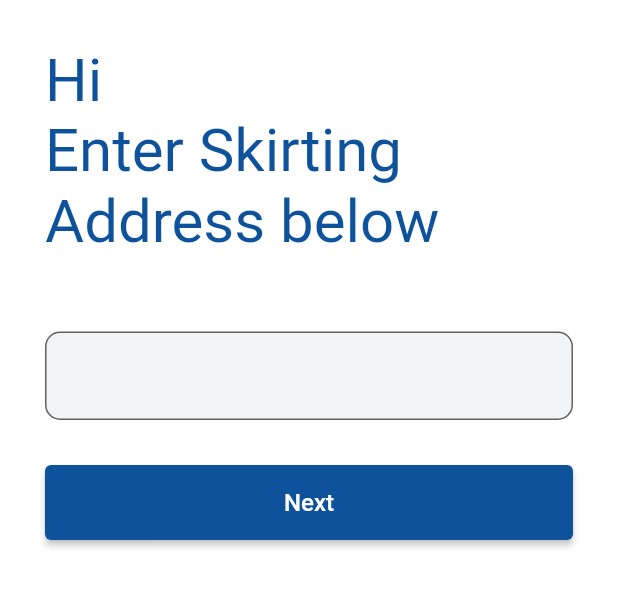
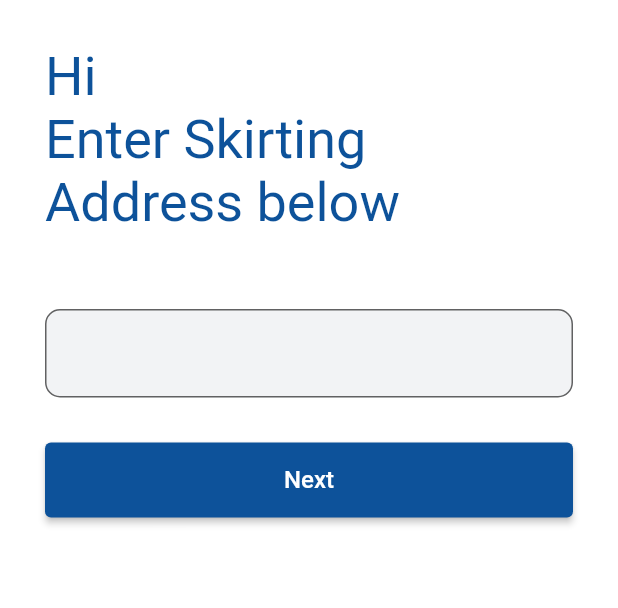
Before and after one commit to teerathk/Longo, a Flutter app: the HomeSite screen opened directly, after a tap on the "menu" icon, after a tap on "Skirting", on a phone screen of 412 x 824 dp, the part 84-692 px from its top. Run offline on Flutter 3.47's test engine with Material 2 defaults, Android fonts, the phone set to English and light mode, and no system bars; our stand-ins replace fluttertoast, image_picker, shared_preferences; accounts and stored records are empty; network calls fail.

Commit message:
fixes for screen back
screens bacm issue

```diff
--- a/lib/pages/homesite.dart
+++ b/lib/pages/homesite.dart
@@ -3,6 +3,7 @@ import 'package:fluttertoast/fluttertoast.dart';
 import 'package:longo/pages/homechecklist.dart';
 import 'dart:convert';
 import 'package:http/http.dart' as http;
+import 'package:longo/pages/skirtingsite.dart';
 import 'package:shared_preferences/shared_preferences.dart';
 
 import 'Drawer.dart';
@@ -15,6 +16,22 @@ class HomeSite extends StatefulWidget {
 }
 
 class HomeSitePage extends State<HomeSite> {
+
+  String name="";
+  String email="";
+  initSession() async {
+    SharedPreferences prefs = await SharedPreferences.getInstance();
+    if (prefs.getBool("Login") == true) {
+      // FullName = prefs.getString("Name").toString();
+
+      setState(() {
+        // _isLoading = false;
+        name = prefs.getString("Name").toString();
+        email = prefs.getString("Email").toString();
+      });
+    }
+
+  }
   final Future<SharedPreferences> _prefs = SharedPreferences.getInstance();
   final GlobalKey<ScaffoldState> _scaffoldKey = new GlobalKey<ScaffoldState>();
 
@@ -28,6 +45,7 @@ class HomeSitePage extends State<HomeSite> {
     });
 
     checkLogin(); //call it over here
+    initSession();
   }
   checkLogin() async {
     SharedPreferences prefs = await SharedPreferences.getInstance();
@@ -103,7 +121,60 @@ class HomeSitePage extends State<HomeSite> {
     return Material(
       child: Scaffold(
         key: _scaffoldKey,
-        drawer: new MyDrawer(),
+        drawer: Drawer(
+          child: ListView(
+            children: [
+              // DrawerHeader(
+              //     child: Text("I am Habib",
+              //         style: TextStyle(color: Colors.white),),
+              //         decoration: BoxDecoration(color: Colors.indigo),
+              // ),
+              UserAccountsDrawerHeader(
+                accountName: Text(name), accountEmail: Text(email),
+                currentAccountPicture: CircleAvatar(
+                  radius: 110,
+
+                  backgroundImage: AssetImage('assets/images/logo.png'),
+                  //backgroundImage: NetworkImage("https://images.unsplash.com/photo-1633332755192-727a05c4013d?ixlib=rb-1.2.1&ixid=MnwxMjA3fDB8MHxwaG90by1wYWdlfHx8fGVufDB8fHx8&auto=format&fit=crop&w=880&q=80"),
+                ),
+              ),
+
+              ListTile(
+                leading: Icon(Icons.home),
+                title: Text("Homesite"),
+                onTap: () {
+                  Navigator.push(
+                      context,
+                      MaterialPageRoute(
+                          builder: (context) => HomeSite()));
+                },
+                //subtitle: Text("In Progress Homesite"),
+                //trailing: Icon(Icons.edit),
+              ),
+              ListTile(
+                leading: Icon(Icons.place),
+                title: Text("Skirting"),
+                onTap: () {
+                  Navigator.push(
+                      context,
+                      MaterialPageRoute(
+                          builder: (context) => SkirtingSite()));
+                },
+                //subtitle: Text("In Progress Homesite"),
+                //trailing: Icon(Icons.edit),
+              ),
+              ListTile(
+                leading: Icon(Icons.email,color: Colors.white,),
+                title: Text("Sign out"),
+                //subtitle: Text("habib@plego.com"),
+                trailing: Icon(Icons.logout),
+                onTap: () {
+                  Navigator.pop(context);
+                },
+              ),
+            ],
+          ),
+        ),
         backgroundColor: const Color(0xffffffff),
         resizeToAvoidBottomInset: false,
         appBar: AppBar(
@@ -176,7 +247,7 @@ class HomeSitePage extends State<HomeSite> {
                               Text(
                                 FullName,
                                 style: TextStyle(
-                                  fontSize: 40,
+                                  fontSize: 36,
                                   color: Color(0xff0D529A),
                                 ),
                                 textAlign: TextAlign.left,
--- a/lib/pages/skirtingsite.dart
+++ b/lib/pages/skirtingsite.dart
@@ -19,13 +19,30 @@ class SkirtingSitePage extends State<SkirtingSite> {
   final GlobalKey<ScaffoldState> _scaffoldKey = new GlobalKey<ScaffoldState>();
   final TextEditingController sirtingtitle = new TextEditingController();
   var FullName = "";
+
+  String name="";
+  String email="";
+  initSession() async {
+    SharedPreferences prefs = await SharedPreferences.getInstance();
+    if (prefs.getBool("Login") == true) {
+      // FullName = prefs.getString("Name").toString();
+
+      setState(() {
+        // _isLoading = false;
+        name = prefs.getString("Name").toString();
+        email = prefs.getString("Email").toString();
+      });
+    }
+
+  }
+
   @override
   void initState() {
     super.initState();
     setState(() {
       // _isLoading = true;
     });
-
+    initSession();
     checkLogin(); //call it over here
   }
   checkLogin() async {
@@ -163,7 +180,7 @@ class SkirtingSitePage extends State<SkirtingSite> {
                               Text(
                                 FullName,
                                 style: TextStyle(
-                                  fontSize: 40,
+                                  fontSize: 36,
                                   color: Color(0xff0D529A),
                                 ),
                                 textAlign: TextAlign.left,
```
